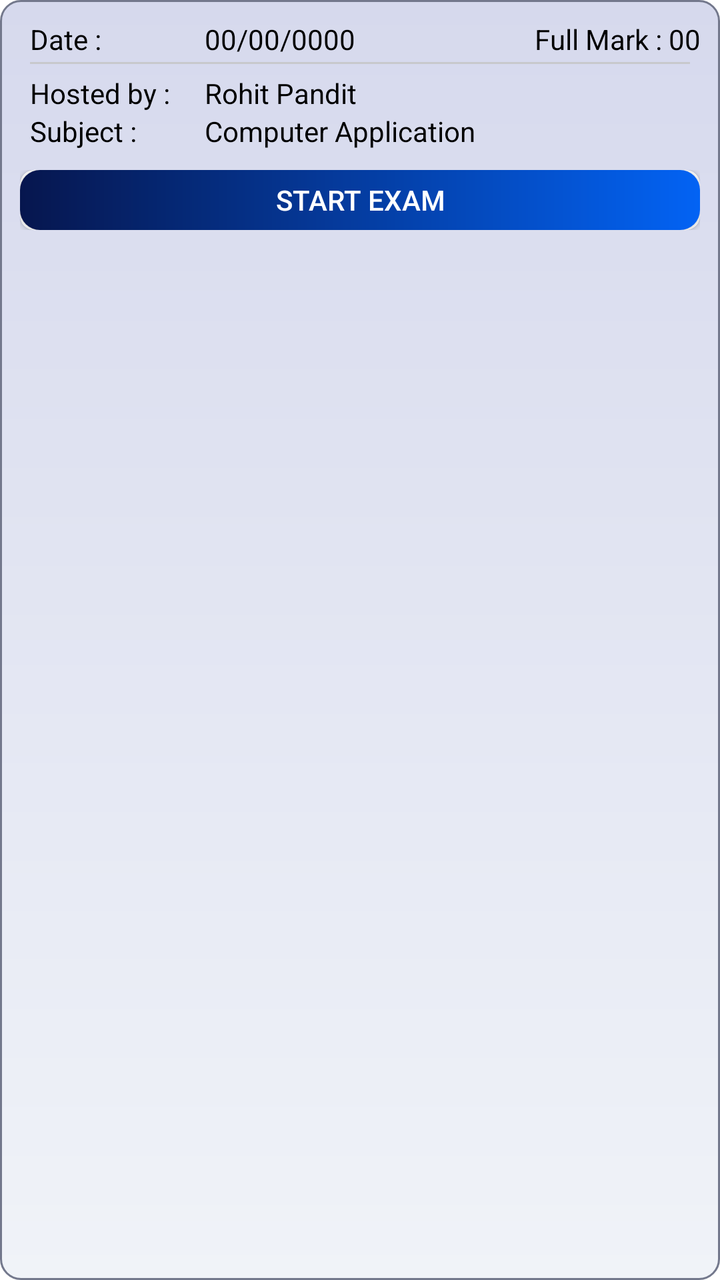
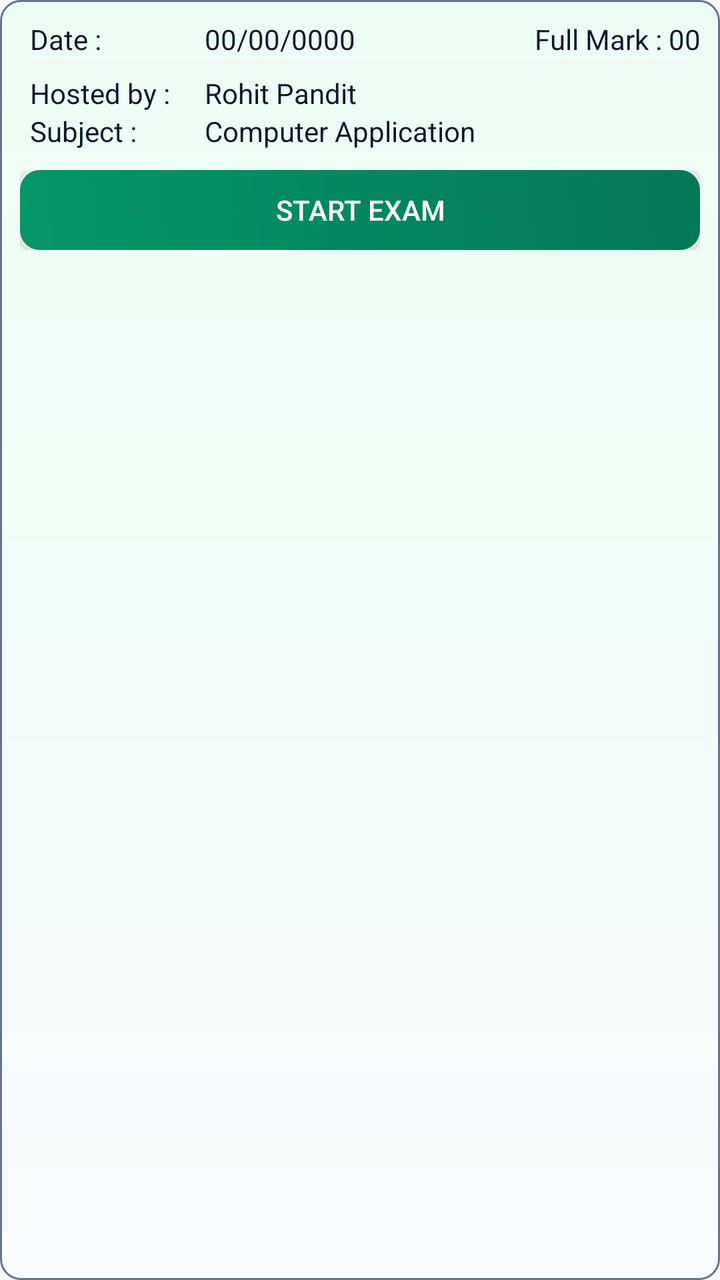

Screens rendered from an Android XML layout before and after an edit, with the pre-edit source and the edit as a unified diff.
<!-- AndroidManifest.xml: application theme Theme.TestMaster -->
<!-- res/layout/layout_exam_lists.xml -->
<?xml version="1.0" encoding="utf-8"?>
<LinearLayout xmlns:android="http://schemas.android.com/apk/res/android"
    android:layout_width="match_parent"
    android:layout_height="wrap_content"
    xmlns:app="http://schemas.android.com/apk/res-auto"
    android:orientation="vertical"
    android:layout_margin="5dp"
    android:background="@drawable/box_gradient"
    android:padding="10dp">

    <LinearLayout
        android:layout_width="match_parent"
        android:layout_height="wrap_content"
        android:weightSum="2">
        <TextView
            android:layout_width="0dp"
            android:layout_height="wrap_content"
            android:text="Date : "
            android:paddingStart="5dp"
            android:layout_weight=".5"
            android:textColor="@color/black"/>
        <TextView
            android:id="@+id/host_date"
            android:layout_width="0dp"
            android:layout_height="wrap_content"
            android:layout_marginStart="10dp"
            android:layout_weight=".8"
            android:text="00/00/0000"
            android:textColor="@color/black"/>
        <TextView
            android:id="@+id/full_mark"
            android:layout_width="0dp"
            android:layout_height="wrap_content"
            android:text="Full Mark : 00"
            android:gravity="end"
            android:paddingStart="5dp"
            android:layout_weight=".7"
            android:textColor="@color/black"/>

    </LinearLayout>
    <View
        android:layout_width="match_parent"
        android:layout_height="1dp"
        android:layout_marginTop="2dp"
        android:layout_marginHorizontal="5dp"
        android:background="#C8C9CC"/>
    <LinearLayout
        android:layout_width="match_parent"
        android:layout_height="wrap_content"
        android:layout_marginTop="5dp"
        android:weightSum="2">
        <TextView
            android:layout_width="0dp"
            android:layout_height="wrap_content"
            android:text="Hosted by : "
            android:paddingStart="5dp"
            android:layout_weight=".5"
            android:textColor="@color/black"/>
        <TextView
            android:id="@+id/user_id"
            android:layout_width="0dp"
            android:layout_height="wrap_content"
            android:layout_marginStart="10dp"
            android:layout_weight="1.5"
            android:text="Rohit Pandit"
            android:textColor="@color/black"/>
    </LinearLayout>
    <LinearLayout
        android:layout_width="match_parent"
        android:layout_height="wrap_content"
        android:weightSum="2">
        <TextView
            android:layout_width="0dp"
            android:layout_height="wrap_content"
            android:text="Subject : "
            android:paddingStart="5dp"
            android:layout_weight=".5"
            android:textColor="@color/black"/>
        <TextView
            android:id="@+id/subject_name"
            android:layout_width="0dp"
            android:layout_height="wrap_content"
            android:layout_marginStart="10dp"
            android:layout_weight="1.5"
            android:text="Computer Application"
            android:textColor="@color/black"/>
    </LinearLayout>
    <LinearLayout
        android:layout_width="match_parent"
        android:layout_height="wrap_content"
        android:layout_marginTop="10dp">
        <androidx.cardview.widget.CardView
            android:layout_width="0dp"
            android:layout_height="wrap_content"
            app:cardCornerRadius="7dp"
            android:layout_weight="1">
            <androidx.appcompat.widget.AppCompatButton
                android:id="@+id/start_exam_btn"
                android:layout_width="match_parent"
                android:layout_height="30dp"
                android:background="@drawable/blue_gradient"
                android:gravity="center"
                android:text="Start Exam"
                android:padding="3dp"
                android:textColor="@color/white"/>
        </androidx.cardview.widget.CardView>
    </LinearLayout>
</LinearLayout>
<!-- resources referenced by this layout -->
<resources>
  <color name="black">#FF000000</color>
  <color name="white">#FFFFFFFF</color>
  <!-- drawable blue_gradient (drawable) -->
  <?xml version="1.0" encoding="utf-8"?>
  <shape xmlns:android="http://schemas.android.com/apk/res/android"
      android:shape="rectangle">
      <gradient android:startColor="@color/primary_blue"
          android:endColor="@color/blue"/>
      <corners android:radius="10dp"/>
  </shape>
  <!-- drawable box_gradient (drawable) -->
  <?xml version="1.0" encoding="utf-8"?>
  <shape xmlns:android="http://schemas.android.com/apk/res/android"
      android:shape="rectangle">
      <gradient android:startColor="#D6D9ED"
          android:endColor="#F0F3F8"
          android:angle="270"/>
      <stroke android:width="1dp"
          android:color="#73788C"/>
      <corners android:radius="10dp"/>
  </shape>
  <style name="Theme.TestMaster" parent="Base.Theme.TestMaster" />
  <color name="primary_blue">#06164E</color>
  <color name="blue">#0363F4</color>
  <style name="Base.Theme.TestMaster" parent="Theme.MaterialComponents.DayNight.NoActionBar">
          
           <item name="colorPrimary">@color/primary_blue</item>
          <item name="android:statusBarColor">@color/primary_blue</item>
          <item name="colorAccent">@color/primary_blue</item>
      </style>
</resources>

<!-- the commit's change to res/layout/layout_exam_lists.xml (unified diff, before → after) -->
@@ -18,7 +18,7 @@
             android:text="Date : "
             android:paddingStart="5dp"
             android:layout_weight=".5"
-            android:textColor="@color/black"/>
+            android:textColor="@color/text_primary"/>
         <TextView
             android:id="@+id/host_date"
             android:layout_width="0dp"
@@ -26,7 +26,7 @@
             android:layout_marginStart="10dp"
             android:layout_weight=".8"
             android:text="00/00/0000"
-            android:textColor="@color/black"/>
+            android:textColor="@color/text_primary"/>
         <TextView
             android:id="@+id/full_mark"
             android:layout_width="0dp"
@@ -35,7 +35,7 @@
             android:gravity="end"
             android:paddingStart="5dp"
             android:layout_weight=".7"
-            android:textColor="@color/black"/>
+            android:textColor="@color/text_primary"/>
 
     </LinearLayout>
     <View
@@ -43,7 +43,7 @@
         android:layout_height="1dp"
         android:layout_marginTop="2dp"
         android:layout_marginHorizontal="5dp"
-        android:background="#C8C9CC"/>
+        android:background="@color/gray"/>
     <LinearLayout
         android:layout_width="match_parent"
         android:layout_height="wrap_content"
@@ -55,7 +55,7 @@
             android:text="Hosted by : "
             android:paddingStart="5dp"
             android:layout_weight=".5"
-            android:textColor="@color/black"/>
+            android:textColor="@color/text_primary"/>
         <TextView
             android:id="@+id/user_id"
             android:layout_width="0dp"
@@ -63,7 +63,7 @@
             android:layout_marginStart="10dp"
             android:layout_weight="1.5"
             android:text="Rohit Pandit"
-            android:textColor="@color/black"/>
+            android:textColor="@color/text_primary"/>
     </LinearLayout>
     <LinearLayout
         android:layout_width="match_parent"
@@ -75,7 +75,7 @@
             android:text="Subject : "
             android:paddingStart="5dp"
             android:layout_weight=".5"
-            android:textColor="@color/black"/>
+            android:textColor="@color/text_primary"/>
         <TextView
             android:id="@+id/subject_name"
             android:layout_width="0dp"
@@ -83,7 +83,7 @@
             android:layout_marginStart="10dp"
             android:layout_weight="1.5"
             android:text="Computer Application"
-            android:textColor="@color/black"/>
+            android:textColor="@color/text_primary"/>
     </LinearLayout>
     <LinearLayout
         android:layout_width="match_parent"
@@ -97,7 +97,8 @@
             <androidx.appcompat.widget.AppCompatButton
                 android:id="@+id/start_exam_btn"
                 android:layout_width="match_parent"
-                android:layout_height="30dp"
+                android:layout_height="wrap_content"
+                android:minHeight="40dp"
                 android:background="@drawable/blue_gradient"
                 android:gravity="center"
                 android:text="Start Exam"
<!-- resource entries referenced after the edit -->
@@ -1,34 +1,79 @@
 <!-- resources referenced by this layout -->
 <resources>
-  <color name="black">#FF000000</color>
+  <color name="gray">#F1F5F9</color>
+  <color name="text_primary">#0F172A</color>
   <color name="white">#FFFFFFFF</color>
   <!-- drawable blue_gradient (drawable) -->
   <?xml version="1.0" encoding="utf-8"?>
   <shape xmlns:android="http://schemas.android.com/apk/res/android"
       android:shape="rectangle">
-      <gradient android:startColor="@color/primary_blue"
-          android:endColor="@color/blue"/>
+      <gradient
+          android:startColor="@color/primary"
+          android:endColor="@color/primary_variant"
+          android:angle="45"/>
       <corners android:radius="10dp"/>
   </shape>
   <!-- drawable box_gradient (drawable) -->
   <?xml version="1.0" encoding="utf-8"?>
   <shape xmlns:android="http://schemas.android.com/apk/res/android"
       android:shape="rectangle">
-      <gradient android:startColor="#D6D9ED"
-          android:endColor="#F0F3F8"
+      <gradient
+          android:startColor="#ECFDF5"
+          android:endColor="#F9FAFB"
           android:angle="270"/>
       <stroke android:width="1dp"
-          android:color="#73788C"/>
+          android:color="@color/secondary"/>
       <corners android:radius="10dp"/>
   </shape>
   <style name="Theme.TestMaster" parent="Base.Theme.TestMaster" />
-  <color name="primary_blue">#06164E</color>
-  <color name="blue">#0363F4</color>
-  <style name="Base.Theme.TestMaster" parent="Theme.MaterialComponents.DayNight.NoActionBar">
+  <color name="primary">#059669</color>
+  <color name="primary_variant">#047857</color>
+  <color name="secondary">#64748B</color>
+  <style name="Base.Theme.TestMaster" parent="Theme.Material3.DayNight.NoActionBar">
           
-           <item name="colorPrimary">@color/primary_blue</item>
-          <item name="android:statusBarColor">@color/primary_blue</item>
-          <item name="colorAccent">@color/primary_blue</item>
+          <item name="colorPrimary">@color/primary</item>
+          <item name="colorOnPrimary">@color/onPrimary</item>
+          <item name="colorPrimaryContainer">@color/primaryContainer</item>
+          <item name="colorOnPrimaryContainer">@color/onPrimaryContainer</item>
+  
+          <item name="colorSecondary">@color/secondary</item>
+          <item name="colorOnSecondary">@color/onSecondary</item>
+          <item name="colorSecondaryContainer">@color/secondaryContainer</item>
+          <item name="colorOnSecondaryContainer">@color/onSecondaryContainer</item>
+  
+          
+          <item name="android:windowBackground">@color/background</item>
+          <item name="colorSurface">@color/surface</item>
+          <item name="colorOnSurface">@color/onSurface</item>
+          <item name="colorSurfaceVariant">@color/surfaceVariant</item>
+          <item name="colorOnSurfaceVariant">@color/onSurfaceVariant</item>
+          <item name="colorOutline">@color/outline</item>
+  
+          
+          <item name="colorError">@color/error</item>
+          <item name="colorOnError">@color/onError</item>
+          <item name="colorErrorContainer">@color/errorContainer</item>
+          <item name="colorOnErrorContainer">@color/onErrorContainer</item>
+  
+          
+          <item name="android:statusBarColor">@color/surface</item>
+          <item name="android:windowLightStatusBar">true</item>
       </style>
+  <color name="onPrimary">#FFFFFF</color>
+  <color name="primaryContainer">#D1FAE5</color>
+  <color name="onPrimaryContainer">#064E3B</color>
+  <color name="onSecondary">#FFFFFF</color>
+  <color name="secondaryContainer">#F1F5F9</color>
+  <color name="onSecondaryContainer">#0F172A</color>
+  <color name="background">#F8FAFC</color>
+  <color name="surface">#FFFFFF</color>
+  <color name="onSurface">#0F172A</color>
+  <color name="surfaceVariant">#E2E8F0</color>
+  <color name="onSurfaceVariant">#475569</color>
+  <color name="outline">#94A3B8</color>
+  <color name="error">#EF4444</color>
+  <color name="onError">#FFFFFF</color>
+  <color name="errorContainer">#FEE2E2</color>
+  <color name="onErrorContainer">#991B1B</color>
 </resources>
 
